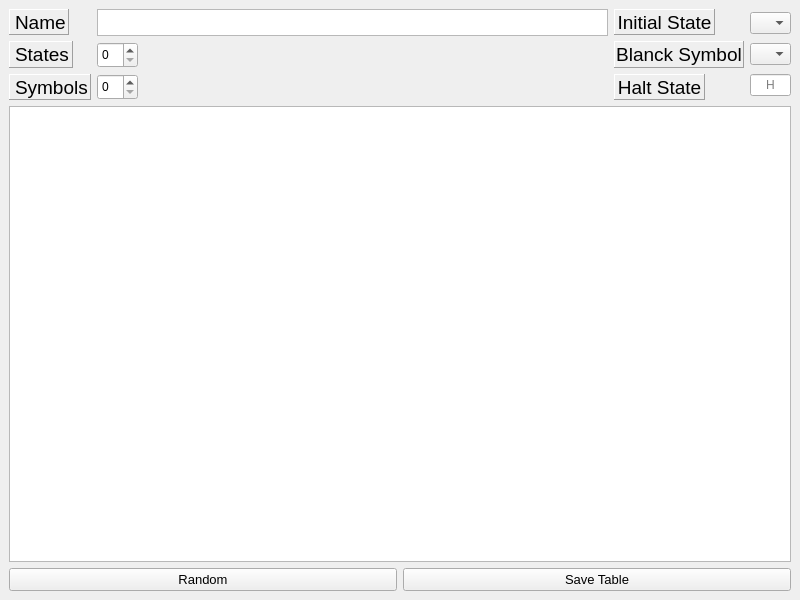
First picture: the form in Qt/TuringsMachineSimulator/randommachines.ui, repository fabioalves98/TuringsMachineGenerator, before the edit.
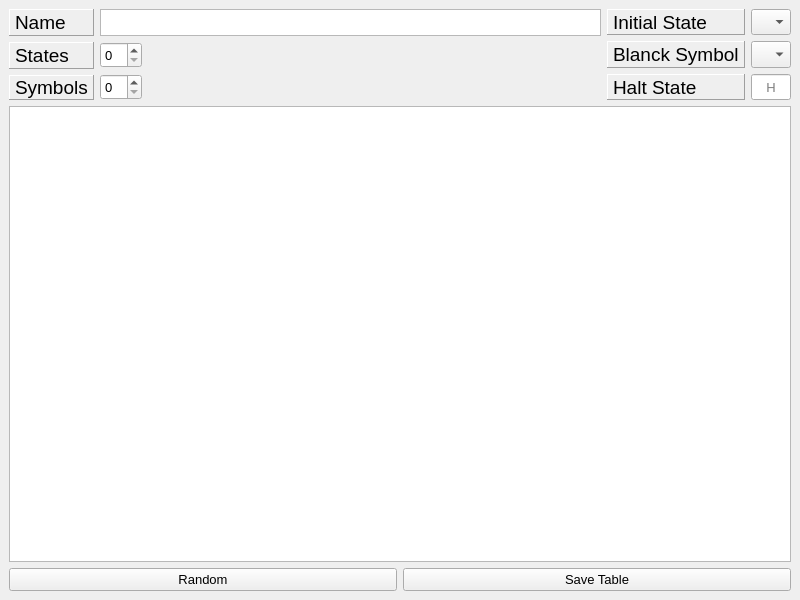
Second picture: the form after the edit.

Diff of the .ui file:
```diff
--- a/Qt/TuringsMachineSimulator/randommachines.ui
+++ b/Qt/TuringsMachineSimulator/randommachines.ui
@@ -16,15 +16,17 @@
   <widget class="QWidget" name="centralwidget">
    <layout class="QVBoxLayout" name="verticalLayout_5">
     <item>
-     <layout class="QHBoxLayout" name="horizontalLayout">
+     <layout class="QHBoxLayout" name="horizontalLayout_6">
       <item>
        <layout class="QVBoxLayout" name="verticalLayout">
         <item>
+         <layout class="QHBoxLayout" name="horizontalLayout">
+          <item>
          <widget class="QLabel" name="nameLabel">
           <property name="maximumSize">
            <size>
-            <width>60</width>
-            <height>27</height>
+              <width>16777215</width>
+              <height>16777215</height>
            </size>
           </property>
           <property name="font">
@@ -43,12 +45,16 @@
           </property>
          </widget>
         </item>
+         </layout>
+        </item>
+        <item>
+         <layout class="QHBoxLayout" name="horizontalLayout_2">
         <item>
          <widget class="QLabel" name="stLabel">
           <property name="maximumSize">
            <size>
-            <width>64</width>
-            <height>27</height>
+              <width>16777215</width>
+              <height>16777215</height>
            </size>
           </property>
           <property name="font">
@@ -67,18 +73,20 @@
           </property>
          </widget>
         </item>
+         </layout>
+        </item>
         <item>
          <widget class="QLabel" name="syLabel">
           <property name="sizePolicy">
-           <sizepolicy hsizetype="Preferred" vsizetype="Preferred">
+           <sizepolicy hsizetype="Maximum" vsizetype="Maximum">
             <horstretch>0</horstretch>
             <verstretch>0</verstretch>
            </sizepolicy>
           </property>
           <property name="maximumSize">
            <size>
-            <width>82</width>
-            <height>27</height>
+            <width>16777215</width>
+            <height>16777215</height>
            </size>
           </property>
           <property name="font">
@@ -121,6 +129,11 @@
               <height>26</height>
              </size>
             </property>
+            <property name="font">
+             <font>
+              <pointsize>10</pointsize>
+             </font>
+            </property>
             <property name="maximum">
              <number>25</number>
             </property>
@@ -154,6 +167,11 @@
               <height>26</height>
              </size>
             </property>
+            <property name="font">
+             <font>
+              <pointsize>10</pointsize>
+             </font>
+            </property>
             <property name="maximum">
              <number>10</number>
             </property>
@@ -185,14 +203,14 @@
          <widget class="QLabel" name="label">
           <property name="minimumSize">
            <size>
-            <width>101</width>
+            <width>0</width>
             <height>0</height>
            </size>
           </property>
           <property name="maximumSize">
            <size>
-            <width>101</width>
-            <height>27</height>
+            <width>16777215</width>
+            <height>16777215</height>
            </size>
           </property>
           <property name="font">
@@ -210,7 +228,7 @@
            <string>Initial State</string>
           </property>
           <property name="alignment">
-           <set>Qt::AlignCenter</set>
+           <set>Qt::AlignLeading|Qt::AlignLeft|Qt::AlignVCenter</set>
           </property>
          </widget>
         </item>
@@ -218,14 +236,14 @@
          <widget class="QLabel" name="label_2">
           <property name="minimumSize">
            <size>
-            <width>130</width>
+            <width>0</width>
             <height>0</height>
            </size>
           </property>
           <property name="maximumSize">
            <size>
-            <width>130</width>
-            <height>27</height>
+            <width>16777215</width>
+            <height>16777215</height>
            </size>
           </property>
           <property name="font">
@@ -243,7 +261,7 @@
            <string>Blanck Symbol</string>
           </property>
           <property name="alignment">
-           <set>Qt::AlignCenter</set>
+           <set>Qt::AlignLeading|Qt::AlignLeft|Qt::AlignVCenter</set>
           </property>
          </widget>
         </item>
@@ -251,14 +269,14 @@
          <widget class="QLabel" name="label_3">
           <property name="minimumSize">
            <size>
-            <width>91</width>
+            <width>0</width>
             <height>0</height>
            </size>
           </property>
           <property name="maximumSize">
            <size>
-            <width>91</width>
-            <height>27</height>
+            <width>16777215</width>
+            <height>16777215</height>
            </size>
           </property>
           <property name="font">
@@ -276,7 +294,7 @@
            <string>Halt State</string>
           </property>
           <property name="alignment">
-           <set>Qt::AlignCenter</set>
+           <set>Qt::AlignLeading|Qt::AlignLeft|Qt::AlignVCenter</set>
           </property>
          </widget>
         </item>
@@ -286,32 +304,83 @@
        <layout class="QVBoxLayout" name="verticalLayout_4">
         <item>
          <widget class="QComboBox" name="initStCBox">
+          <property name="sizePolicy">
+           <sizepolicy hsizetype="Ignored" vsizetype="Preferred">
+            <horstretch>0</horstretch>
+            <verstretch>0</verstretch>
+           </sizepolicy>
+          </property>
+          <property name="minimumSize">
+           <size>
+            <width>40</width>
+            <height>0</height>
+           </size>
+          </property>
           <property name="maximumSize">
            <size>
-            <width>41</width>
+            <width>16777215</width>
             <height>16777215</height>
            </size>
           </property>
+          <property name="font">
+           <font>
+            <pointsize>10</pointsize>
+           </font>
+          </property>
          </widget>
         </item>
         <item>
          <widget class="QComboBox" name="blanckSyCBox">
+          <property name="sizePolicy">
+           <sizepolicy hsizetype="Ignored" vsizetype="Preferred">
+            <horstretch>0</horstretch>
+            <verstretch>0</verstretch>
+           </sizepolicy>
+          </property>
+          <property name="minimumSize">
+           <size>
+            <width>40</width>
+            <height>0</height>
+           </size>
+          </property>
           <property name="maximumSize">
            <size>
-            <width>41</width>
+            <width>16777215</width>
             <height>16777215</height>
            </size>
           </property>
+          <property name="font">
+           <font>
+            <pointsize>10</pointsize>
+           </font>
+          </property>
          </widget>
         </item>
         <item>
          <widget class="QLineEdit" name="haltStEdit">
+          <property name="sizePolicy">
+           <sizepolicy hsizetype="Ignored" vsizetype="Preferred">
+            <horstretch>0</horstretch>
+            <verstretch>0</verstretch>
+           </sizepolicy>
+          </property>
+          <property name="minimumSize">
+           <size>
+            <width>40</width>
+            <height>0</height>
+           </size>
+          </property>
           <property name="maximumSize">
            <size>
-            <width>41</width>
+            <width>16777215</width>
             <height>16777215</height>
            </size>
           </property>
+          <property name="font">
+           <font>
+            <pointsize>10</pointsize>
+           </font>
+          </property>
           <property name="alignment">
            <set>Qt::AlignCenter</set>
           </property>
```
Lines whose indentation alone changed are shown as unchanged.
